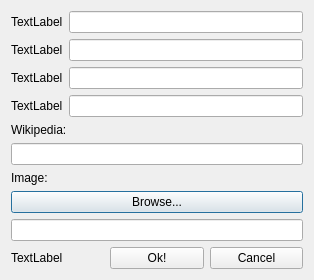
The window that adddialog.ui (moderndaymoron/PersonCSciVer3) describes before a commit, drawn with Qt 5.
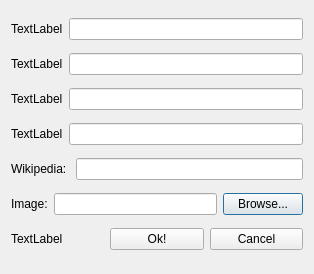
The same window after the commit.

Commit message: Final update, layouts fixed, computer pixmap added.

The edit to the form file:
```diff
--- a/adddialog.ui
+++ b/adddialog.ui
@@ -7,7 +7,7 @@
     <x>0</x>
     <y>0</y>
     <width>314</width>
-    <height>264</height>
+    <height>274</height>
    </rect>
   </property>
   <property name="windowTitle">
@@ -71,6 +71,8 @@
     </layout>
    </item>
    <item>
+    <layout class="QHBoxLayout" name="horizontalLayout_6">
+     <item>
     <widget class="QLabel" name="label">
      <property name="text">
       <string>Wikipedia: </string>
@@ -80,6 +82,10 @@
    <item>
     <widget class="QLineEdit" name="wiki_link"/>
    </item>
+    </layout>
+   </item>
+   <item>
+    <layout class="QHBoxLayout" name="horizontalLayout_7">
    <item>
     <widget class="QLabel" name="label_2">
      <property name="text">
@@ -87,6 +93,9 @@
      </property>
     </widget>
    </item>
+     <item>
+      <widget class="QLineEdit" name="image_path"/>
+     </item>
    <item>
     <widget class="QPushButton" name="browse_Button">
      <property name="text">
@@ -94,8 +103,7 @@
      </property>
     </widget>
    </item>
-   <item>
-    <widget class="QLineEdit" name="image_path"/>
+    </layout>
    </item>
    <item>
     <layout class="QHBoxLayout" name="horizontalLayout_5">
```
Lines whose indentation alone changed are shown as unchanged. The commit also changes 3 other files.
